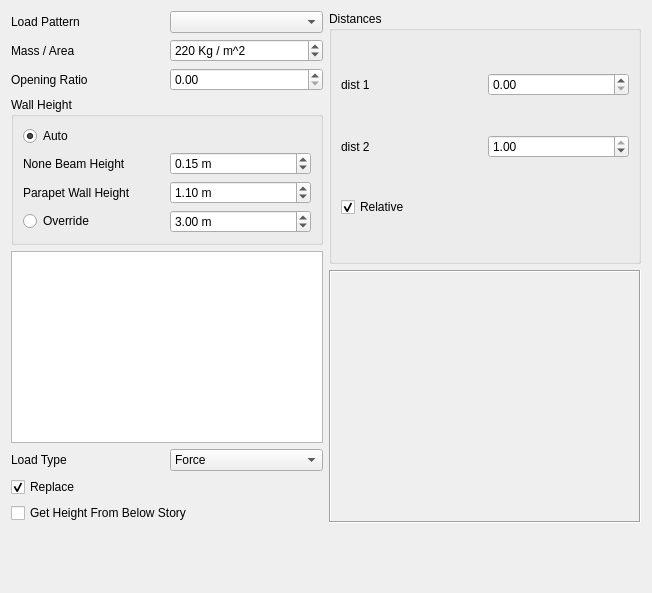
ebrahimraeyat/civilTools, file widgets/assign/wall_load_on_frames.ui: the form before one commit.
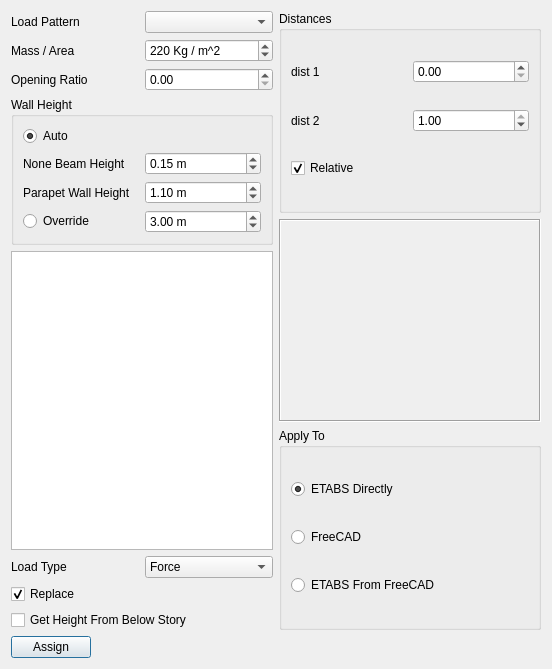
The form after the commit. Icons and pictures are not drawn.

Commit message: adding gui to assing wall in freecad

What changed in the file:
```diff
--- a/widgets/assign/wall_load_on_frames.ui
+++ b/widgets/assign/wall_load_on_frames.ui
@@ -6,8 +6,8 @@
    <rect>
     <x>0</x>
     <y>0</y>
-    <width>652</width>
-    <height>593</height>
+    <width>552</width>
+    <height>669</height>
    </rect>
   </property>
   <property name="windowTitle">
@@ -290,8 +290,8 @@
         <widget class="QLabel" name="label_7">
          <property name="maximumSize">
           <size>
-           <width>400</width>
-           <height>400</height>
+           <width>300</width>
+           <height>300</height>
           </size>
          </property>
          <property name="frameShape">
@@ -311,22 +311,96 @@
          </property>
         </widget>
        </item>
+       <item>
+        <widget class="QGroupBox" name="groupBox_3">
+         <property name="title">
+          <string>Apply To</string>
+         </property>
+         <layout class="QVBoxLayout" name="verticalLayout_3">
+          <item>
+           <widget class="QRadioButton" name="etabs_button">
+            <property name="text">
+             <string>ETABS Directly</string>
+            </property>
+            <property name="icon">
+             <iconset resource="../../civiltools.qrc">
+              <normaloff>:/civiltools/images/etabs.png</normaloff>:/civiltools/images/etabs.png</iconset>
+            </property>
+            <property name="iconSize">
+             <size>
+              <width>36</width>
+              <height>36</height>
+             </size>
+            </property>
+            <property name="checked">
+             <bool>true</bool>
+            </property>
+           </widget>
+          </item>
+          <item>
+           <widget class="QRadioButton" name="freecad_button">
+            <property name="text">
+             <string>FreeCAD</string>
+            </property>
+            <property name="icon">
+             <iconset resource="../../civiltools.qrc">
+              <normaloff>:/civiltools/images/freecad.svg</normaloff>:/civiltools/images/freecad.svg</iconset>
+            </property>
+            <property name="iconSize">
+             <size>
+              <width>36</width>
+              <height>36</height>
+             </size>
+            </property>
+           </widget>
+          </item>
+          <item>
+           <widget class="QRadioButton" name="etabs_from_freecad_button">
+            <property name="text">
+             <string>ETABS From FreeCAD</string>
+            </property>
+            <property name="icon">
+             <iconset resource="../../civiltools.qrc">
+              <normaloff>:/civiltools/images/etabs.png</normaloff>:/civiltools/images/etabs.png</iconset>
+            </property>
+            <property name="iconSize">
+             <size>
+              <width>36</width>
+              <height>36</height>
+             </size>
+            </property>
+           </widget>
+          </item>
+         </layout>
+        </widget>
+       </item>
       </layout>
      </item>
     </layout>
    </item>
    <item>
-    <spacer name="verticalSpacer">
-     <property name="orientation">
-      <enum>Qt::Vertical</enum>
-     </property>
-     <property name="sizeHint" stdset="0">
-      <size>
-       <width>20</width>
-       <height>40</height>
-      </size>
-     </property>
-    </spacer>
+    <layout class="QHBoxLayout" name="horizontalLayout_3">
+     <item>
+      <widget class="QPushButton" name="assign_button">
+       <property name="text">
+        <string>Assign</string>
+       </property>
+      </widget>
+     </item>
+     <item>
+      <spacer name="horizontalSpacer">
+       <property name="orientation">
+        <enum>Qt::Horizontal</enum>
+       </property>
+       <property name="sizeHint" stdset="0">
+        <size>
+         <width>40</width>
+         <height>20</height>
+        </size>
+       </property>
+      </spacer>
+     </item>
+    </layout>
    </item>
   </layout>
  </widget>
```
Left out of the diff: 111 changed lines with no effect on the pictures. The commit also changes 7 other files.
